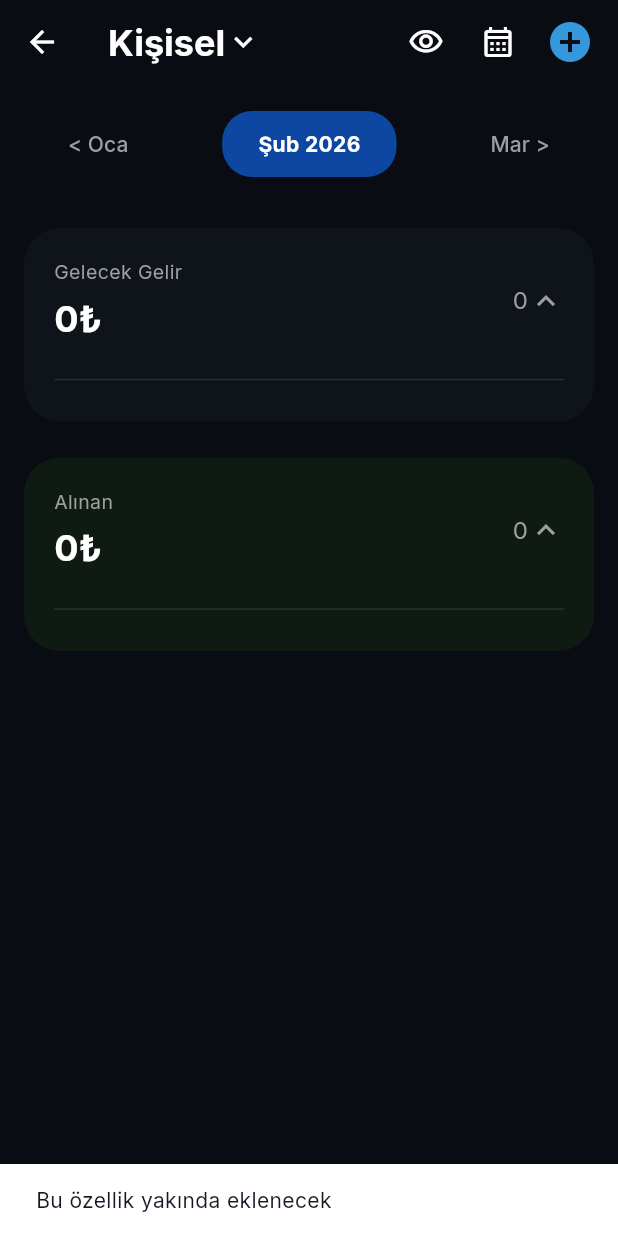
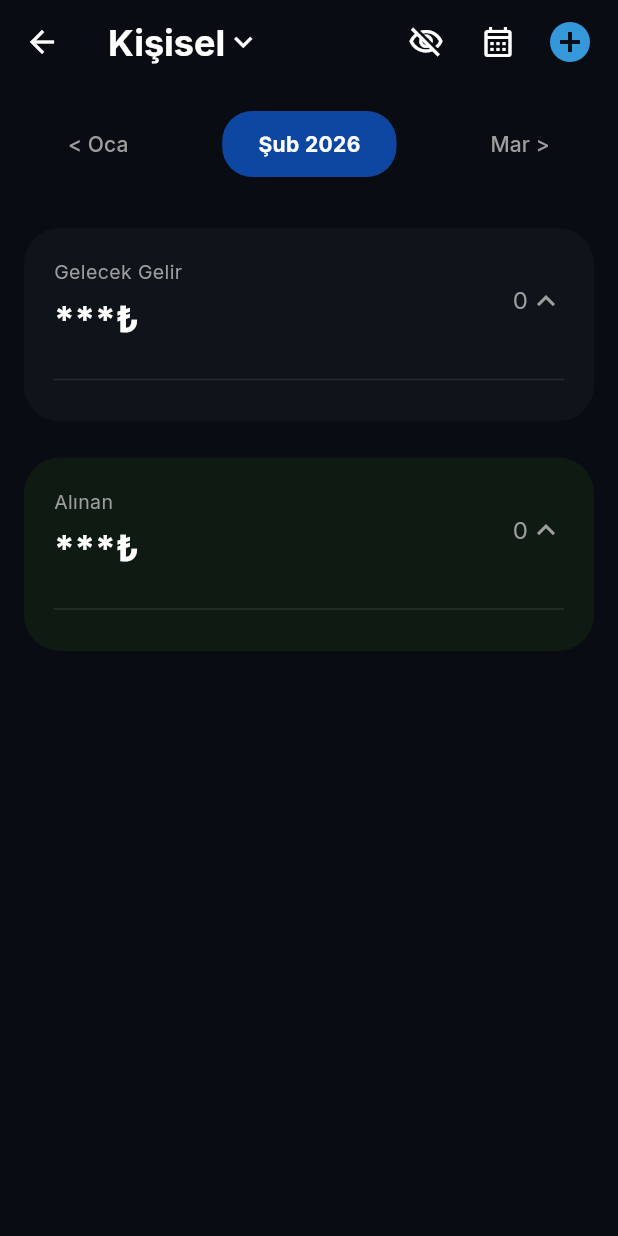
Before and after one commit to rks020/ProFinans, a Flutter app: the IncomeScreen screen opened directly, after a tap on the "visibility" icon, on a phone screen of 412 x 824 dp. Run offline on Flutter 3.47's test engine with Material 3 defaults, Android fonts, the phone set to English and light mode, and no system bars; our stand-ins replace file_picker, fl_chart, flutter_riverpod, freezed_annotation, google_fonts, hive_ce and 3 more; accounts and stored records are empty; generated files the repository leaves out were written again.

Commit message:
feat(income): enable privacy mode toggle on income screen

```diff
--- a/lib/ui/screens/income_screen.dart
+++ b/lib/ui/screens/income_screen.dart
@@ -22,8 +22,8 @@ class IncomeScreen extends ConsumerWidget {
         title: GroupSelector(groups: groups, activeGroupId: appSettings.activeGroupId),
         actions: [
           IconButton(
-            icon: const Icon(Icons.visibility_outlined),
-            onPressed: () => _showSoon(context),
+            icon: Icon(appSettings.isPrivacyMode ? Icons.visibility_off_outlined : Icons.visibility_outlined),
+            onPressed: () => ref.read(appSettingsProvider.notifier).togglePrivacyMode(),
           ),
           IconButton(
             icon: const Icon(Icons.calendar_month_outlined),
```
